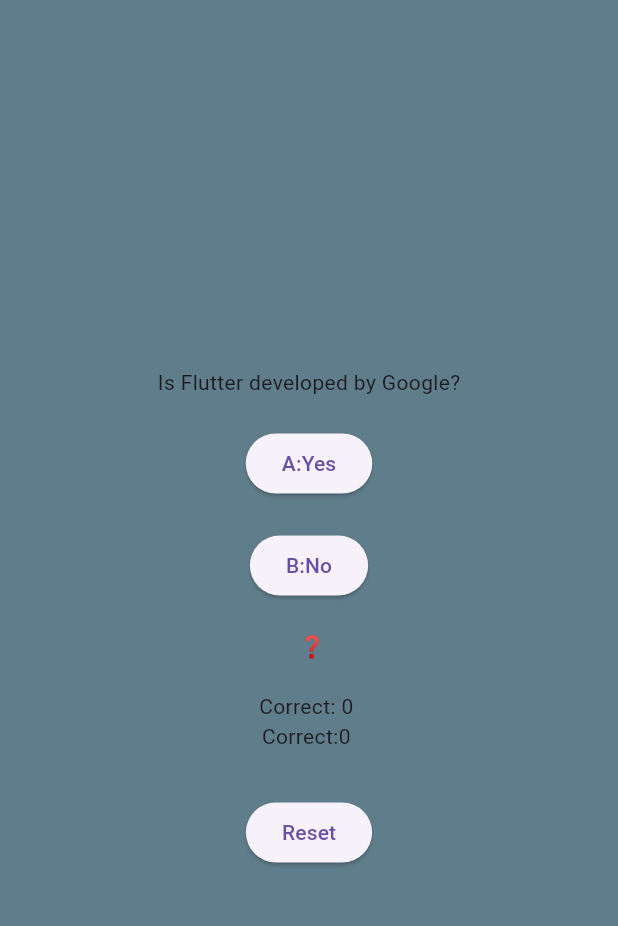
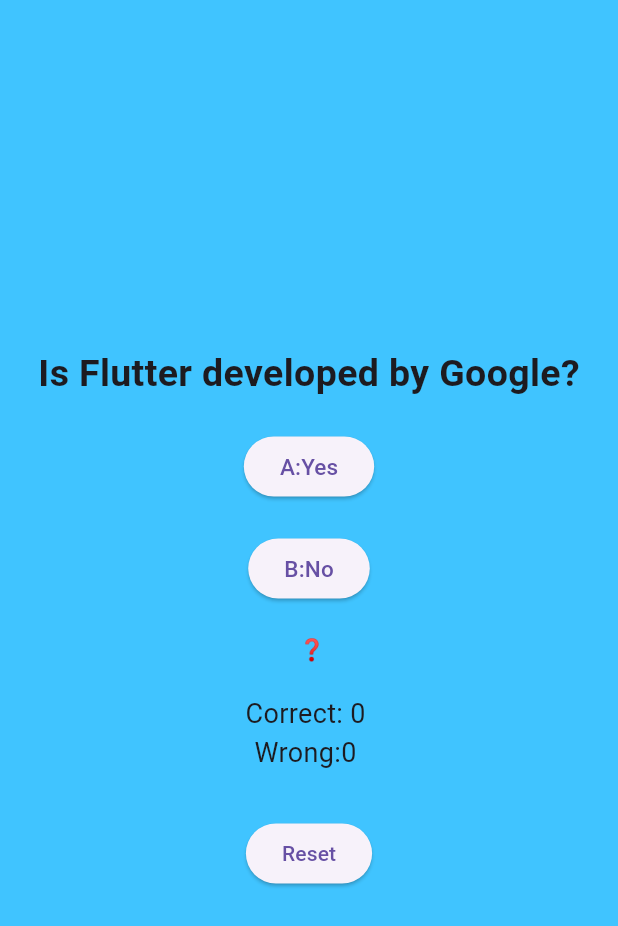
Before and after one commit to Jana641/Quiz1-App, a Flutter app: the screen it shows after launch, on a phone screen of 412 x 824 dp. Shown: the top 926 px of the screen. Run offline on Flutter 3.47's test engine with Material 3 defaults, Android fonts, the phone set to English and light mode, and no system bars.

Commit message:
some fix

```diff
--- a/lib/work.dart
+++ b/lib/work.dart
@@ -30,22 +30,33 @@ class _WorkState extends State<Work> {
   @override
   Widget build(BuildContext context) {
     return Scaffold(
-      backgroundColor: Colors.blueGrey,
+      backgroundColor: Colors.lightBlueAccent,
       body: Column(
         mainAxisAlignment: MainAxisAlignment.center,
         children: [
-          Center(child: Text('Is Flutter developed by Google?')),
+          Center(
+            child: Text(
+              'Is Flutter developed by Google?',
+              style: TextStyle(fontWeight: FontWeight.bold, fontSize: 25),
+            ),
+          ),
           SizedBox(height: 20),
-          ElevatedButton(onPressed: onYesPress, child: Text('A:Yes')),
+          ElevatedButton(
+            onPressed: onYesPress,
+            child: Text('A:Yes', style: TextStyle(fontSize: 15)),
+          ),
           SizedBox(height: 20),
-          ElevatedButton(onPressed: onNoPress, child: Text('B:No')),
+          ElevatedButton(
+            onPressed: onNoPress,
+            child: Text('B:No', style: TextStyle(fontSize: 15)),
+          ),
           SizedBox(height: 20),
 
           Text('${userChoice}'),
           SizedBox(height: 20),
 
-          Text('Correct: ${correctCount} '),
-          Text('Correct:${wrongCount} '),
+          Text('Correct: ${correctCount} ', style: TextStyle(fontSize: 18)),
+          Text('Wrong:${wrongCount} ', style: TextStyle(fontSize: 18)),
           SizedBox(height: 30),
 
           ElevatedButton(
```
